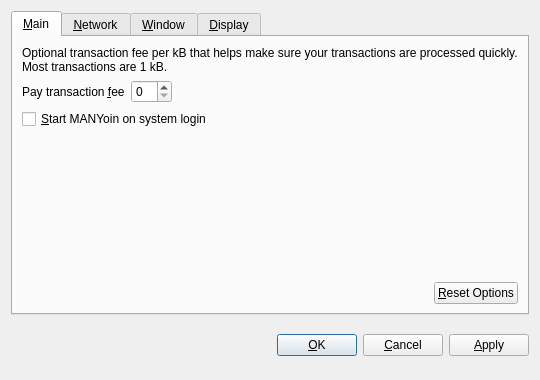
Before: the Qt Designer form src/qt/forms/optionsdialog.ui in ScatterBox/ManyCoin, drawn with Qt 5.
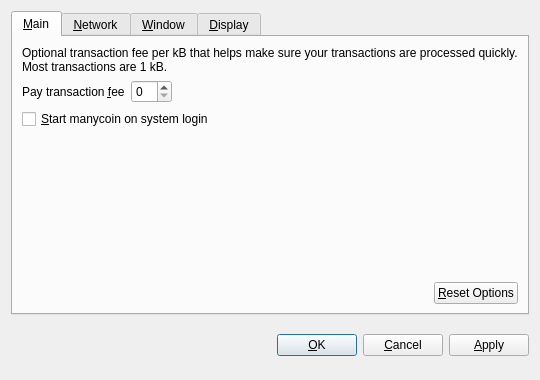
After: the same form once the commit is applied. Custom widgets are drawn as their Qt base class.

What changed in the file:
```diff
--- a/src/qt/forms/optionsdialog.ui
+++ b/src/qt/forms/optionsdialog.ui
@@ -82,7 +82,7 @@
           <string>Automatically start MANYoin after logging in to the system.</string>
          </property>
          <property name="text">
-          <string>&amp;Start MANYoin on system login</string>
+          <string>&amp;Start manycoin on system login</string>
          </property>
         </widget>
        </item>
```
Left out of the diff: 10 changed lines with no effect on the pictures.
